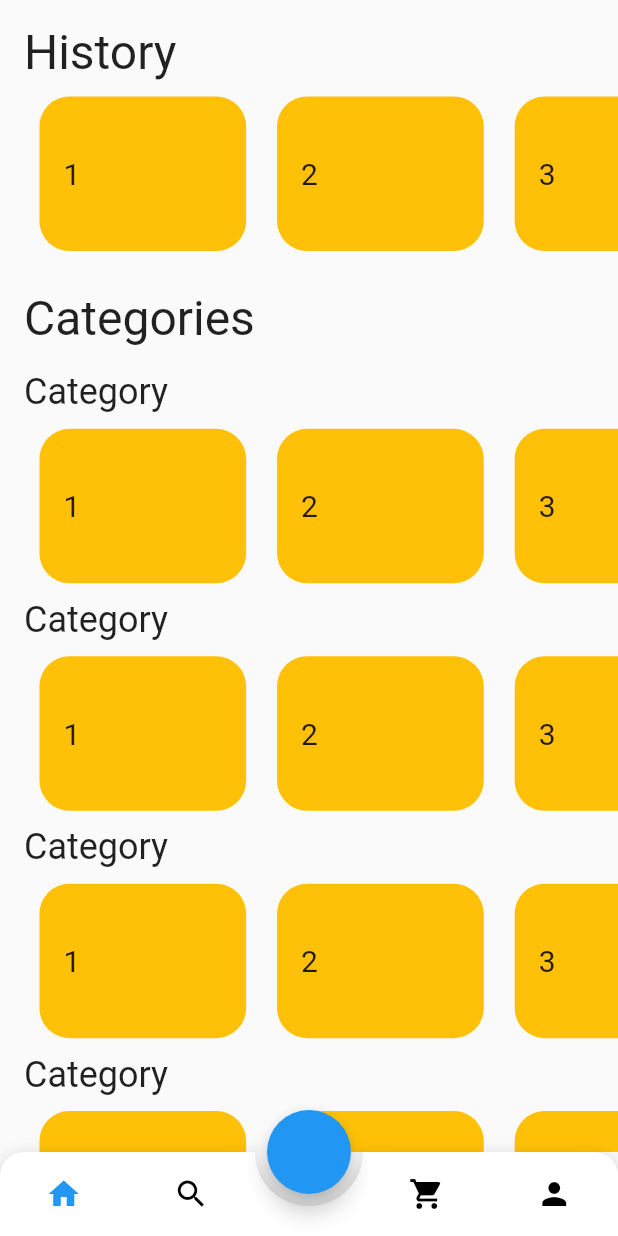
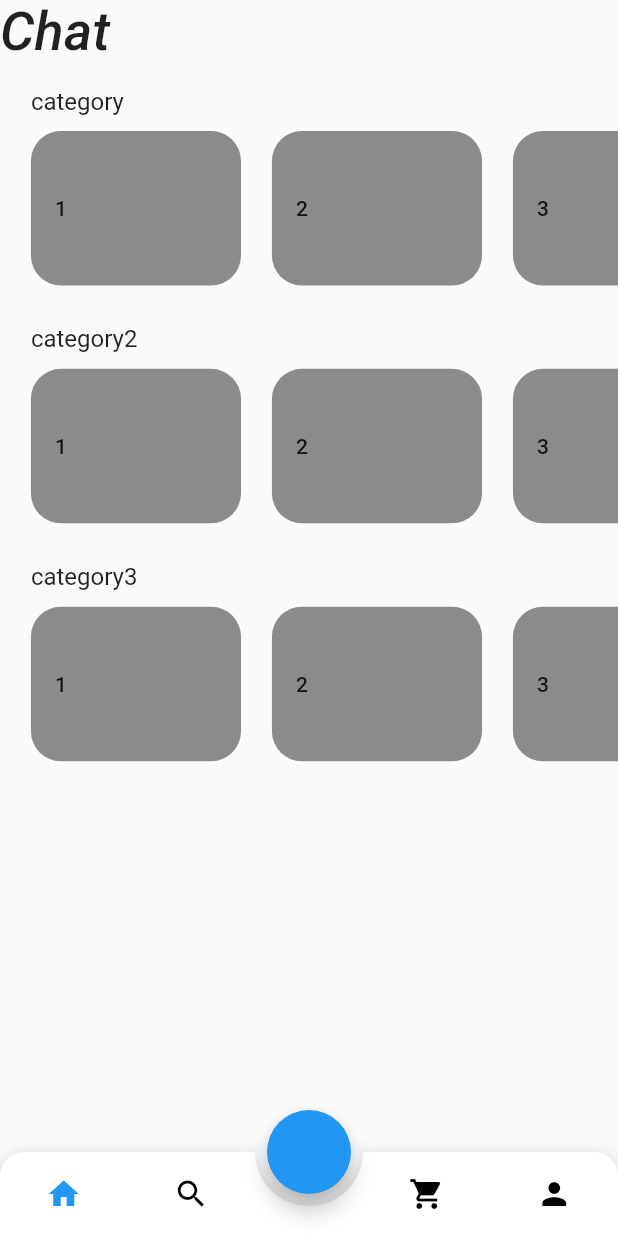
Before and after one commit to baifengheixi/tradix, a Flutter app: the screen it shows after launch, after a tap on "Skip", after a tap on "NEXT", on a phone screen of 412 x 824 dp. Run offline on Flutter 3.47's test engine with Material 2 defaults, Android fonts, the light colour scheme and no system bars; drawn by our look-alikes of animated_bottom_navigation_bar, auto_size_text, carousel_slider; our stand-ins replace auto_route, bloc, equatable, flutter_bloc, flutter_dotenv, get_it and 4 more; generated files the repository leaves out were written again.

Commit message:
refactor(🔨): refactor chat category screen

```diff
--- a/lib/app/app.dart
+++ b/lib/app/app.dart
@@ -34,7 +34,7 @@ class MyApp extends StatelessWidget {
         theme: LightTheme.getTheme(),
         darkTheme: DarkTheme.getTheme(),
         routerConfig: _appRouter.config(),
-        locale: Locale("en"),
+        // locale: Locale("en"),
         localizationsDelegates: AppLocalizations.localizationsDelegates,
         supportedLocales: AppLocalizations.supportedLocales,
       ),
--- /dev/null
+++ b/lib/app/commons/extension/string.dart
@@ -0,0 +1,7 @@
+extension StringExtension on String {
+  String get path => "/$this";
+
+  String capitalize() {
+    return "${this[0].toUpperCase()}${this.substring(1).toLowerCase()}";
+  }
+}
--- a/lib/app/commons/global_variable.dart
+++ b/lib/app/commons/global_variable.dart
@@ -4,3 +4,29 @@ var headers = {
   'x-rapidapi-host': dotenv.get('RAPIDAPI_HOST'),
   'x-rapidapi-key': dotenv.get('RAPIDAPI_KEY'),
 };
+
+var emptyString = '';
+
+Map<String, List<String>> chatCategories = {
+  "category": [
+    "1",
+    "2",
+    "3",
+    "4",
+    "5",
+  ],
+  "category2": [
+    "1",
+    "2",
+    "3",
+    "4",
+    "5",
+  ],
+  "category3": [
+    "1",
+    "2",
+    "3",
+    "4",
+    "5",
+  ]
+};
--- a/lib/app/commons/light_theme.dart
+++ b/lib/app/commons/light_theme.dart
@@ -4,6 +4,11 @@ class LightTheme {
   static ThemeData getTheme() {
     return ThemeData(
       brightness: Brightness.light,
+      textTheme: const TextTheme(
+        displayLarge: TextStyle(fontSize: 72.0, fontWeight: FontWeight.bold),
+        titleLarge: TextStyle(fontSize: 36.0, fontStyle: FontStyle.italic),
+        bodyMedium: TextStyle(fontSize: 14.0, fontFamily: 'Hind'),
+      ),
     );
   }
 }
--- a/lib/app/commons/share_preference.dart
+++ b/lib/app/commons/share_preference.dart
@@ -1,3 +1,4 @@
 enum SharePrefs {
   theme,
+  hasInitApp,
 }
--- a/lib/app/routes/router.dart
+++ b/lib/app/routes/router.dart
@@ -1,5 +1,7 @@
 import 'package:auto_route/auto_route.dart';
 import 'package:shared_preferences/shared_preferences.dart';
+import 'package:tradix/app/commons/extension/string.dart';
+import 'package:tradix/app/commons/share_preference.dart';
 import 'package:tradix/app/dependency_injection/dependencies.dart';
 import 'package:tradix/app/routes/router.gr.dart';
 
@@ -10,19 +12,24 @@ class AppRouter extends $AppRouter {
   @override
   List<AutoRoute> get routes => [
         AutoRoute(
+          path: HomeRoute.name.path,
           page: HomeRoute.page,
-          initial: _prefs.getBool("hasInitApp") != null,
+          initial: _prefs.getBool(SharePrefs.hasInitApp.toString()) != null,
           children: [
-            RedirectRoute(path: '', redirectTo: 'chats'),
-            AutoRoute(path: 'chats', page: ChatCategoryRoute.page),
-            AutoRoute(path: 'images', page: ImageCategoryRoute.page),
-            AutoRoute(path: 'settings', page: SettingRoute.page),
+            RedirectRoute(path: '', redirectTo: ChatCategoryRoute.name),
+            AutoRoute(path: ChatCategoryRoute.name, page: ChatCategoryRoute.page),
+            AutoRoute(path: ImageCategoryRoute.name, page: ImageCategoryRoute.page),
+            AutoRoute(path: SettingRoute.name, page: SettingRoute.page),
           ],
         ),
         AutoRoute(
+          path: OnBoardingRoute.name.path,
           page: OnBoardingRoute.page,
-          initial: _prefs.getBool("hasInitApp") == null,
+          initial: _prefs.getBool(SharePrefs.hasInitApp.toString()) == null,
         ),
-        AutoRoute(page: ChatRoute.page),
+        AutoRoute(
+          path: ChatRoute.name.path,
+          page: ChatRoute.page,
+        ),
       ];
 }
--- a/lib/presentation/screens/chat_categories/views/chat_category_mobile_view.dart
+++ b/lib/presentation/screens/chat_categories/views/chat_category_mobile_view.dart
@@ -1,120 +1,67 @@
-import 'package:auto_route/auto_route.dart';
-import 'package:auto_size_text/auto_size_text.dart';
-import 'package:carousel_slider/carousel_slider.dart';
 import 'package:flutter/material.dart';
 import 'package:responsive_builder/responsive_builder.dart';
-import 'package:tradix/app/routes/router.gr.dart';
+import 'package:tradix/app/commons/global_variable.dart';
+import 'package:tradix/presentation/screens/chat_categories/widgets/category_slider.dart';
 
 class ChatCategoryMobileView extends StatelessWidget {
   const ChatCategoryMobileView({super.key});
 
-  @override
-  Widget build(BuildContext context) {
-    myCarouselSlider(
-        {List<String> items = const [
-          "1",
-          "2",
-          "3",
-          "4",
-          "5",
-        ]}) {
-      return CarouselSlider(
-        options: CarouselOptions(
-          height: 15.screenHeight,
-          viewportFraction: 0.4,
-          enableInfiniteScroll: false,
-          padEnds: false,
+  buildHistory(BuildContext context) {
+    return Text(
+      "History",
+      style: Theme.of(context).textTheme.titleLarge,
+    );
+  }
+
+  buildCategoryList(BuildContext context) {
+    return Text(
+      "Categories",
+      style: Theme.of(context).textTheme.titleLarge,
+    );
+  }
+
+  List<Widget> buildCategories(BuildContext context) {
+    List<Widget> categories = [
+      Text(
+        "Chat",
+        style: Theme.of(context).textTheme.titleLarge,
+      ),
+    ];
+
+    for (var key in chatCategories.keys) {
+      categories.add(
+        Column(
+          crossAxisAlignment: CrossAxisAlignment.start,
+          children: [
+            const SizedBox(height: 16),
+            Padding(
+              padding: EdgeInsets.only(left: 5.screenWidth),
+              child: Text(
+                key,
+                style: Theme.of(context).textTheme.titleMedium,
+              ),
+            ),
+            Padding(
+              padding: EdgeInsets.only(left: (2.5).screenWidth),
+              child: CategorySlider(texts: chatCategories[key]!),
+            ),
+          ],
         ),
-        items: items.map((i) {
-          return Builder(
-            builder: (BuildContext context) {
-              return GestureDetector(
-                onTap: () {
-                  AutoRouter.of(context).push(
-                    ChatRoute(),
-                  );
-                },
-                child: Container(
-                  padding: const EdgeInsets.all(16),
-                  margin: EdgeInsets.all(2.5.screenWidth),
-                  width: 200,
-                  // constraints: BoxConstraints(minWidth: 100, maxWidth: 200),
-                  decoration: const BoxDecoration(
-                    color: Colors.amber,
-                    borderRadius: BorderRadius.all(Radius.circular(20)),
-                  ),
-                  child: Align(
-                    alignment: Alignment.centerLeft,
-                    child: AutoSizeText(
-                      '$i',
-                      style: const TextStyle(fontSize: 20.0),
-                      maxLines: 2,
-                    ),
-                  ),
-                ),
-              );
-            },
-          );
-        }).toList(),
       );
     }
 
+    return categories;
+  }
+
+  @override
+  Widget build(BuildContext context) {
     return SingleChildScrollView(
-      padding: EdgeInsets.only(top: 16, left: 16),
       child: Column(
         crossAxisAlignment: CrossAxisAlignment.start,
         children: [
-          const Text(
-            "History",
-            style: TextStyle(fontSize: 32),
-          ),
-          myCarouselSlider(),
-          SizedBox(height: 16),
-          const Text(
-            "Categories",
-            style: TextStyle(fontSize: 32),
-          ),
-          SizedBox(height: 16),
-          Column(
-            crossAxisAlignment: CrossAxisAlignment.start,
-            children: [
-              Text(
-                "Category",
-                style: TextStyle(fontSize: 24),
-              ),
-              myCarouselSlider(),
-            ],
-          ),
-          Column(
-            crossAxisAlignment: CrossAxisAlignment.start,
-            children: [
-              Text(
-                "Category",
-                style: TextStyle(fontSize: 24),
-              ),
-              myCarouselSlider(),
-            ],
-          ),
-          Column(
-            crossAxisAlignment: CrossAxisAlignment.start,
-            children: [
-              Text(
-                "Category",
-                style: TextStyle(fontSize: 24),
-              ),
-              myCarouselSlider(),
-            ],
-          ),
-          Column(
-            crossAxisAlignment: CrossAxisAlignment.start,
-            children: [
-              Text(
-                "Category",
-                style: TextStyle(fontSize: 24),
-              ),
-              myCarouselSlider(),
-            ],
-          ),
+          // buildHistory(context),
+          // buildCategoryList(context),
+          ...buildCategories(context),
         ],
       ),
     );
--- /dev/null
+++ b/lib/presentation/screens/chat_categories/widgets/category_slider.dart
@@ -0,0 +1,73 @@
+import 'dart:math' as math;
+
+import 'package:auto_route/auto_route.dart';
+import 'package:auto_size_text/auto_size_text.dart';
+import 'package:carousel_slider/carousel_slider.dart';
+import 'package:flutter/material.dart';
+import 'package:responsive_builder/responsive_builder.dart';
+import 'package:tradix/app/commons/extension/string.dart';
+import 'package:tradix/app/routes/router.gr.dart';
+
+class CategorySlider extends StatelessWidget {
+  final List<String> texts;
+  final int width = 40;
+  final int maxLine = 2;
+
+  const CategorySlider({
+    required this.texts,
+    super.key,
+  });
+
+  randomColor() {
+    Color randomColor;
+    do {
+      randomColor = Color.fromRGBO(
+        math.Random().nextInt(256),
+        math.Random().nextInt(256),
+        math.Random().nextInt(256),
+        0.5,
+      );
+    } while (randomColor.computeLuminance() > 0.3);
+    return randomColor;
+  }
+
+  @override
+  Widget build(BuildContext context) {
+    return CarouselSlider(
+      options: CarouselOptions(
+        height: 15.screenHeight,
+        viewportFraction: width / 100,
+        enableInfiniteScroll: false,
+        padEnds: false,
+      ),
+      items: texts.map((text) {
+        return Builder(
+          builder: (BuildContext context) {
+            return GestureDetector(
+              onTap: () {
+                AutoRouter.of(context).pushNamed(ChatRoute.name.path);
+              },
+              child: Container(
+                padding: const EdgeInsets.all(16),
+                margin: EdgeInsets.all((2.5).screenWidth),
+                width: (width).screenWidth,
+                decoration: BoxDecoration(
+                  borderRadius: const BorderRadius.all(Radius.circular(20)),
+                  color: randomColor(),
+                ),
+                child: Align(
+                  alignment: Alignment.centerLeft,
+                  child: AutoSizeText(
+                    text,
+                    style: Theme.of(context).textTheme.bodyLarge,
+                    maxLines: maxLine,
+                  ),
+                ),
+              ),
+            );
+          },
+        );
+      }).toList(),
+    );
+  }
+}
```
